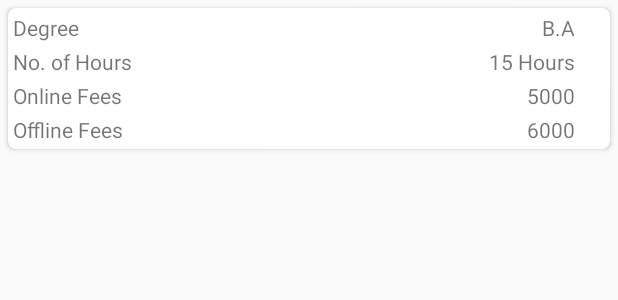
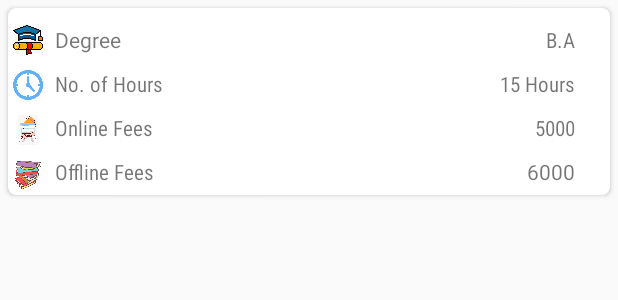
Before and after one commit to SaravanaMurale/TnqGuru, an Android app: the layout layout_schol_stu_fees.xml on its own in the app's theme, with its tools: preview values and no code run, on a phone screen of 412 x 824 dp. Shown: the top 300 px of the screen. Run offline under Robolectric (Android 15) with nearby library versions, the phone set to English and light mode, and no system bars.

Commit message:
Validation Commit

```diff
--- a/app/src/main/res/layout/layout_schol_stu_fees.xml
+++ b/app/src/main/res/layout/layout_schol_stu_fees.xml
@@ -18,10 +18,21 @@
             android:padding="@dimen/three_dp"
             >
 
+            <ImageView
+                android:id="@+id/scholDegreeLogo"
+                android:layout_width="20dp"
+                android:layout_height="20dp"
+                android:src="@drawable/degree"
+                android:layout_marginTop="@dimen/eight_dp"
+                />
+
             <TextView
                 android:id="@+id/scholTextStd"
                 android:layout_width="wrap_content"
                 android:layout_height="wrap_content"
+                android:layout_toRightOf="@+id/scholDegreeLogo"
+                android:layout_marginTop="@dimen/eight_dp"
+                android:layout_marginLeft="@dimen/eight_dp"
                 android:text="@string/degree"/>
 
             <TextView
@@ -31,6 +42,18 @@
                 android:text="B.A"
                 android:layout_alignParentRight="true"
                 android:layout_marginRight="@dimen/twenty_dp"
+                android:fontFamily="sans-serif-condensed"
+                android:layout_marginTop="@dimen/eight_dp"
+                />
+
+
+            <ImageView
+                android:id="@+id/scholTimeLogo"
+                android:layout_width="20dp"
+                android:layout_height="20dp"
+                android:src="@drawable/time"
+                android:layout_below="@+id/scholDegreeLogo"
+                android:layout_marginTop="10dp"
                 />
 
             <TextView
@@ -39,7 +62,10 @@
                 android:layout_height="wrap_content"
                 android:text="@string/no_of_hours"
                 android:layout_below="@+id/scholTextStd"
-                android:layout_marginTop="@dimen/three_dp"
+                android:layout_marginTop="10dp"
+                android:fontFamily="sans-serif-condensed"
+                android:layout_marginLeft="@dimen/eight_dp"
+                android:layout_toRightOf="@+id/scholTimeLogo"
                 />
 
             <TextView
@@ -50,8 +76,22 @@
                 android:layout_alignParentRight="true"
                 android:layout_below="@id/scholTextStd"
                 android:layout_marginRight="@dimen/twenty_dp"
-                android:layout_marginTop="@dimen/three_dp"
+                android:fontFamily="sans-serif-condensed"
+                android:layout_marginTop="10dp"
                 />
+
+
+
+
+            <ImageView
+                android:id="@+id/scholOnlineLogo"
+                android:layout_width="20dp"
+                android:layout_height="20dp"
+                android:src="@drawable/online"
+                android:layout_below="@+id/scholTimeLogo"
+                android:layout_marginTop="@dimen/ten_dp"
+                />
+
 
             <TextView
                 android:id="@+id/scholTextOnline"
@@ -59,7 +99,10 @@
                 android:layout_height="wrap_content"
                 android:text="@string/online_fees"
                 android:layout_below="@+id/scholTextHours"
-                android:layout_marginTop="@dimen/three_dp"
+                android:layout_toRightOf="@+id/scholOnlineLogo"
+                android:layout_marginLeft="@dimen/eight_dp"
+                android:fontFamily="sans-serif-condensed"
+                android:layout_marginTop="@dimen/ten_dp"
                 />
 
             <TextView
@@ -70,7 +113,17 @@
                 android:layout_below="@+id/scholHeadHours"
                 android:text="5000"
                 android:layout_marginRight="@dimen/twenty_dp"
-                android:layout_marginTop="@dimen/three_dp"
+                android:fontFamily="sans-serif-condensed"
+                android:layout_marginTop="@dimen/ten_dp"
+                />
+
+            <ImageView
+                android:id="@+id/scholOfflineLogo"
+                android:layout_width="20dp"
+                android:layout_height="20dp"
+                android:src="@drawable/offline"
+                android:layout_below="@+id/scholOnlineLogo"
+                android:layout_marginTop="@dimen/ten_dp"
                 />
 
             <TextView
@@ -79,7 +132,10 @@
                 android:layout_height="wrap_content"
                 android:text="@string/offline_fees"
                 android:layout_below="@+id/scholTextOnline"
-                android:layout_marginTop="@dimen/three_dp"
+                android:layout_marginLeft="@dimen/eight_dp"
+                android:fontFamily="sans-serif-condensed"
+                android:layout_marginTop="@dimen/ten_dp"
+                android:layout_toRightOf="@+id/scholOfflineLogo"
                 />
             <TextView
                 android:id="@+id/scholHeadOflineFees"
@@ -89,7 +145,7 @@
                 android:layout_below="@+id/scholHeadOnlineFees"
                 android:text="6000"
                 android:layout_marginRight="@dimen/twenty_dp"
-                android:layout_marginTop="@dimen/three_dp"
+                android:layout_marginTop="@dimen/ten_dp"
                 />
 
         </RelativeLayout>
```
